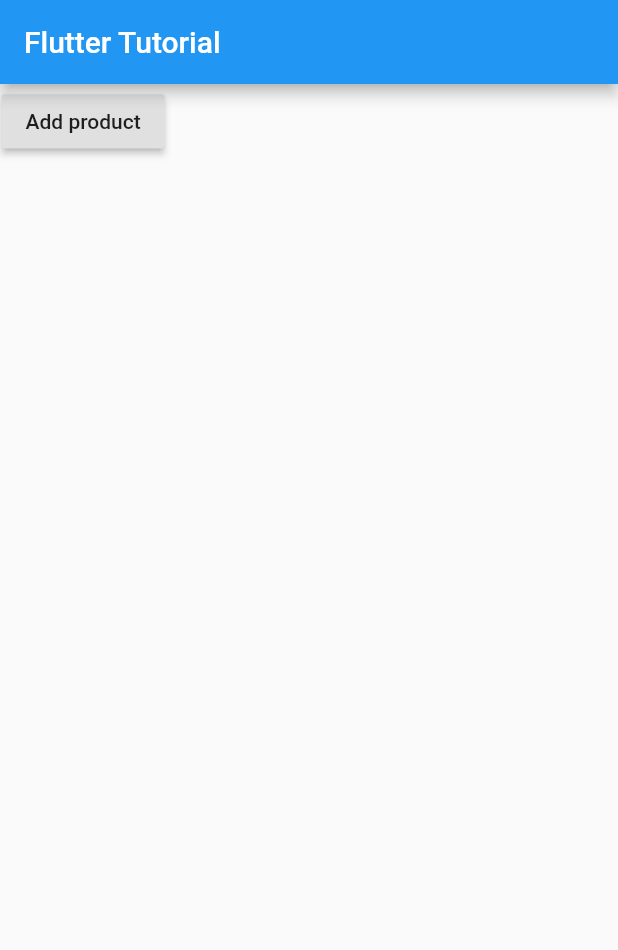
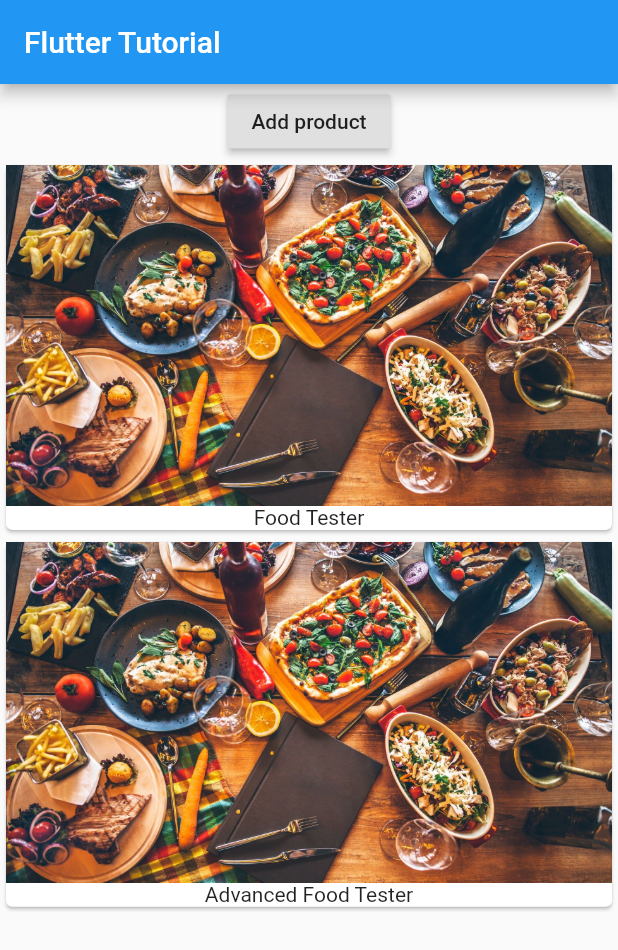
Before and after one commit to aminebma/Flutter-Tutorial, a Flutter app: the screen it shows after launch, after a tap on "Add product", on a phone screen of 412 x 824 dp. Shown: the top 950 px of the screen. Run offline on Flutter 3.47's test engine with Material 2 defaults, Android fonts, the phone set to English and light mode, and no system bars.

Commit message:
Adding a product manager class

```diff
--- a/lib/main.dart
+++ b/lib/main.dart
@@ -1,18 +1,10 @@
 import 'package:flutter/material.dart';
+
+import './product_manager.dart';
 
 void main() => runApp(MyApp());
 
-class MyApp extends StatefulWidget {
-  @override
-  State<StatefulWidget> createState() {
-    // TODO: implement createState
-    return _MyAppState();
-  }
-}
-
-class _MyAppState extends State<MyApp> {
-  List<String> _products = ['Food Tester'];
-
+class MyApp extends StatelessWidget {
   @override
   Widget build(BuildContext context) {
     return MaterialApp(
@@ -20,22 +12,7 @@ class _MyAppState extends State<MyApp> {
         appBar: AppBar(
           title: Text('Flutter Tutorial'),
         ),
-        body: Column(
-          children: <Widget>[
-            Container(
-              margin: EdgeInsets.all(1.0),
-              child: RaisedButton(
-                onPressed: () {
-                  setState(() {
-                    _products.add('Advanced Food Tester');
-                    //print(_products); uniquement pour le debug, sa ne s'affichera que dans la console de debug
-                  });
-                },
-                child: Text('Add product'),
-              ),
-            ),
-          ],
-        ),
+        body: ProductManager(),
       ),
     );
   }
--- /dev/null
+++ b/lib/product_manager.dart
@@ -0,0 +1,34 @@
+import 'package:flutter/material.dart';
+
+import './products.dart';
+
+class ProductManager extends StatefulWidget {
+  @override
+  State<StatefulWidget> createState() {
+    return _ProductManagerState();
+  }
+}
+
+class _ProductManagerState extends State {
+  List<String> _products = ['Food Tester'];
+  @override
+  Widget build(BuildContext context) {
+    return Column(
+      children: <Widget>[
+        Container(
+          margin: EdgeInsets.all(1.0),
+          child: RaisedButton(
+            onPressed: () {
+              setState(() {
+                _products.add('Advanced Food Tester');
+                //print(_products); uniquement pour le debug, sa ne s'affichera que dans la console de debug
+              });
+            },
+            child: Text('Add product'),
+          ),
+        ),
+        Products(_products)
+      ],
+    );
+  }
+}
--- a/lib/products.dart
+++ b/lib/products.dart
@@ -1,7 +1,7 @@
 import 'package:flutter/material.dart';
 
 class Products extends StatelessWidget {
-  List<String> products;
+  final List<String> products;
 
   Products(this.products);
 
```
